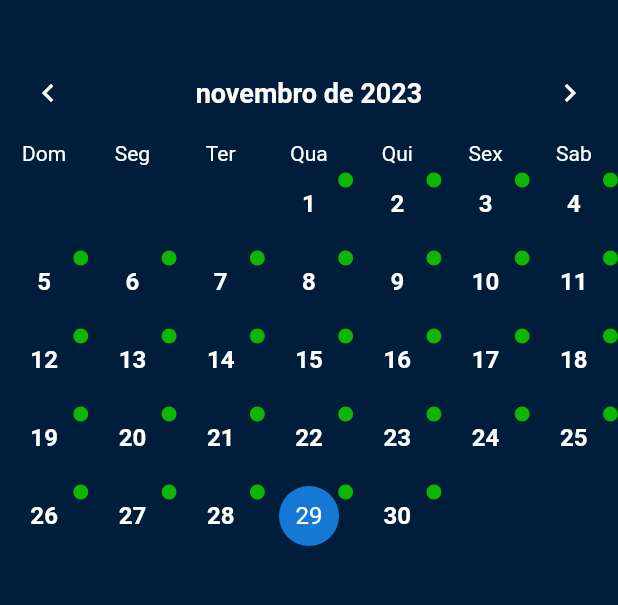
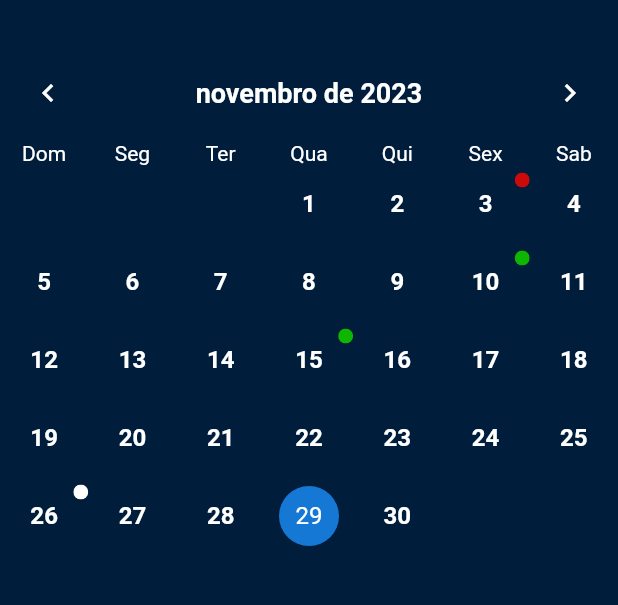
Before and after one commit to EnzoFavaro/Maua-Tasks, a Flutter app: the Calendar screen opened directly, on a phone screen of 412 x 824 dp, the part 84-689 px from its top. Run offline on Flutter 3.47's test engine with Material 2 defaults, Android fonts, the phone set to English and light mode, and no system bars; drawn by our look-alikes of table_calendar; Roboto replaces fonts that are missing (Lato-Regular).

Commit message:
arrumando o status das tarefas no calendário
Signed-off-by: Iago Aurichio <iagoaurichio39@gmail.com>

```diff
--- a/lib/pages/calendar.dart
+++ b/lib/pages/calendar.dart
@@ -154,21 +154,30 @@ class _CalendarState extends State<Calendar> {
                             style: const TextStyle(color: Colors.white)));
                   },
                   markerBuilder: (context, day, events) {
-                    // Bolinha verde ou vermelha para mostrar se a tarefa expirou ou não, mesmo código para trocar a cor da bolinha, só mudar a cor.
+                    if(day.month != focusedDay.month){
+                      return const SizedBox();
+                    }
+                    Color corBolinha = getCorParaDia(day.day);
                     return Stack(
                       alignment: Alignment.topRight,
                       children: [
+                        if (corBolinha != Colors.grey)
                           Positioned(
                               top: 5,
                               child: Container(
                                   width: 10,
                                   height: 10,
                                   decoration: const BoxDecoration(
-                                  color: Color(0xff0FB600),
                                       shape: BoxShape.rectangle,
-                                  borderRadius:
-                                      BorderRadius.all(Radius.circular(15))),
-                            ))
+                                      borderRadius: BorderRadius.all(
+                                          Radius.circular(15))),
+                                  child: ClipOval(
+                                    child: Container(
+                                      width: 10,
+                                      height: 10,
+                                      color: corBolinha,
+                                    ),
+                                  )))
                       ],
                     );
                   },
@@ -178,4 +187,17 @@ class _CalendarState extends State<Calendar> {
       ),
     );
   }
+
+  Color getCorParaDia(int dia) {
+      switch (dia) {
+        case 3:
+          return const Color(0xffCC0A0A);
+        case 10 || 15:
+          return const Color(0xff0FB600);
+        case 26:
+          return Colors.white;
+        default:
+          return Colors.grey;
       }
+  }
+}
--- a/lib/pages/home.dart
+++ b/lib/pages/home.dart
@@ -61,16 +61,16 @@ class Home extends StatelessWidget {
                     fontWeight: FontWeight.bold),
               )),
             ]),
-           CardTask("Rogerio Guedes", "Tarefa", "Desafio de Cálculo: Analisar taxas de variação em situações do cotidiano, calculando derivadas e interpretando seus significados.", "Até dia 22/10 - 23:59", Color(0xffFFD1D1), 'assets/images/photoRogerio.png', '\nCálculo1'),
+           CardTask("Rogerio Guedes", "Tarefa", "Desafio de Cálculo: Analisar taxas de variação em situações do cotidiano, calculando derivadas e interpretando seus significados.", "Até dia 3/12 - 23:59", Color(0xffFFD1D1), 'assets/images/photoRogerio.png', '\nCálculo1'),
            Padding(
             padding: EdgeInsets.only(top: 20),
-            child: CardTask("Felipe Garcia", "Prova", "Prezados alunos.\nGostaria de informá-los sobre a próxima avaliação em nossa disciplina de Modelagem Orientada a Objetos. A prova, que abordará os conceitos fundamentais que estudamos até o momento, está marcada para dia 28/09. Certifiquem-se de revisar os princípios de encapsulamento, herança, polimorfismo e diagramas de classes. Qualquer dúvida, estou à disposição. Boa preparação a todos!", "Até dia 22/10 - 23:59", Color(0xffD2FFD1), 'assets/images/photoFelipe.png', '\nModelagem OO')),
+            child: CardTask("Felipe Garcia", "Prova", "Prezados alunos.\nGostaria de informá-los sobre a próxima avaliação em nossa disciplina de Modelagem Orientada a Objetos. A prova, que abordará os conceitos fundamentais que estudamos até o momento, está marcada para dia 22/12. Certifiquem-se de revisar os princípios de encapsulamento, herança, polimorfismo e diagramas de classes. Qualquer dúvida, estou à disposição. Boa preparação a todos!", "Até dia 10/11 - 23:59", Color(0xffD2FFD1), 'assets/images/photoFelipe.png', '\nModelagem OO')),
             Padding(
             padding: EdgeInsets.only(top: 20),
-            child: CardTask("IMT", "Evento", "É com alegria que estendemos a vocês um convite especial para participar da nossa aguardada Feira de Estágios do Instituto Mauá de Tecnologia! Uma jornada de oportunidades para interações valiosas com empresas renomadas, ampliação de horizontes profissionais e o início de trajetórias promissoras. Contamos com a presença de todos!", "dia 26/09", Color(0xffFFFFFF), 'assets/images/logoimt.png', '')),
+            child: CardTask("IMT", "Evento", "É com alegria que estendemos a vocês um convite especial para participar da nossa aguardada Feira de Estágios do Instituto Mauá de Tecnologia! Uma jornada de oportunidades para interações valiosas com empresas renomadas, ampliação de horizontes profissionais e o início de trajetórias promissoras. Contamos com a presença de todos!", "dia 26/12", Color(0xffFFFFFF), 'assets/images/logoimt.png', '')),
             Padding(
             padding: EdgeInsets.only(top: 20),
-            child: CardTask("Marcio Alves", "Tarefa", "Tarefa: Explorar os princípios fundamentais da Teoria Geral dos Sistemas, identificando exemplos de sistemas em diferentes domínios, como biologia, administração e ecologia. Descrevam as características que definem um sistema, suas partes constituintes e as interações que ocorrem entre elas.", "Até dia 26/08 - 23:59", Color(0xffD2FFD1), 'assets/images/photoMarcio.png', '\nTGS')),
+            child: CardTask("Marcio Alves", "Tarefa", "Tarefa: Explorar os princípios fundamentais da Teoria Geral dos Sistemas, identificando exemplos de sistemas em diferentes domínios, como biologia, administração e ecologia. Descrevam as características que definem um sistema, suas partes constituintes e as interações que ocorrem entre elas.", "Até dia 15/12 - 23:59", Color(0xffD2FFD1), 'assets/images/photoMarcio.png', '\nTGS')),
           //   const Padding(
           //   padding: EdgeInsets.only(top: 20),
           //   child: CardTask("Rogerio Guedes", "Tarefa", "É com alegria que estendemos a vocês um convite especial para participar da nossa aguardada Feira de Estágios do Instituto Mauá de Tecnologia! Uma jornada de oportunidades para interações valiosas com empresas renomadas, ampliação de horizontes profissionais e o início de trajetórias promissoras. Contamos com a presença de todos!", "Até dia 22/10 - 23:59", Color(0xffFFD1D1))),
```
Also changed, not shown: 1 other file. Lines whose indentation alone changed are shown as unchanged.
